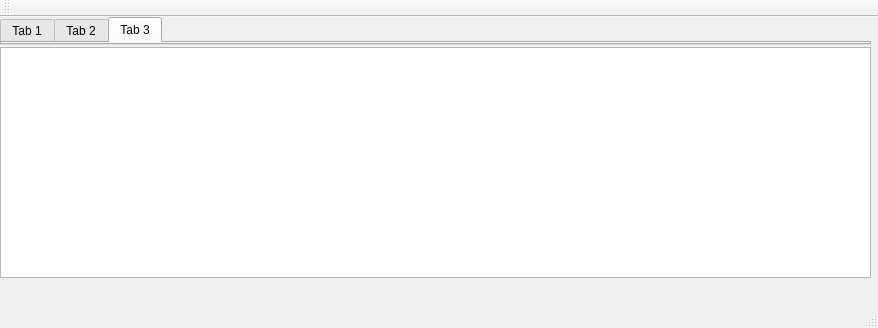
Above: code/ProjEd/ui/ConsoleLogWindow.ui from Cvostr/zsgamedit before the change. Below: the same form after it.
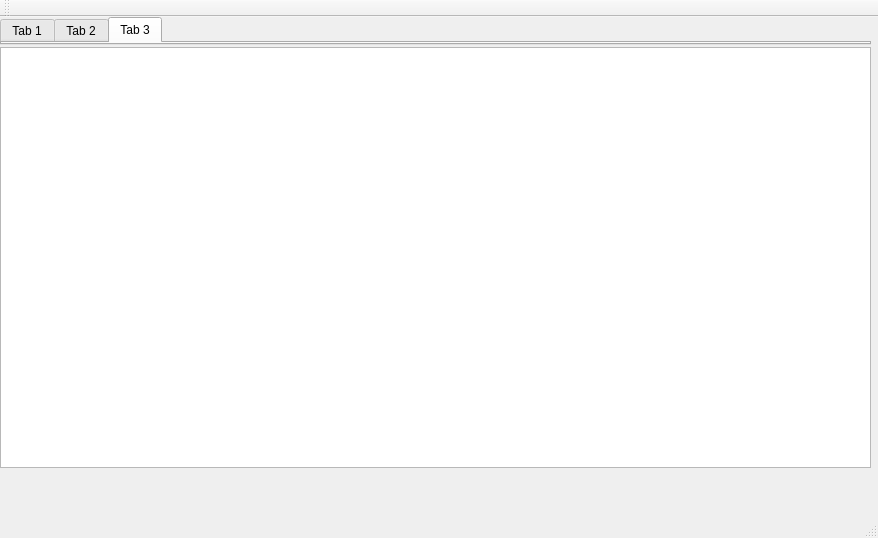
That is the form after the change.

```diff
--- a/code/ProjEd/ui/ConsoleLogWindow.ui
+++ b/code/ProjEd/ui/ConsoleLogWindow.ui
@@ -7,7 +7,7 @@
     <x>0</x>
     <y>0</y>
     <width>878</width>
-    <height>328</height>
+    <height>538</height>
    </rect>
   </property>
   <property name="minimumSize">
@@ -54,9 +54,15 @@
       <x>0</x>
       <y>30</y>
       <width>871</width>
-      <height>231</height>
+      <height>421</height>
      </rect>
     </property>
+    <property name="minimumSize">
+     <size>
+      <width>871</width>
+      <height>421</height>
+     </size>
+    </property>
    </widget>
   </widget>
   <widget class="QMenuBar" name="menubar">
```
